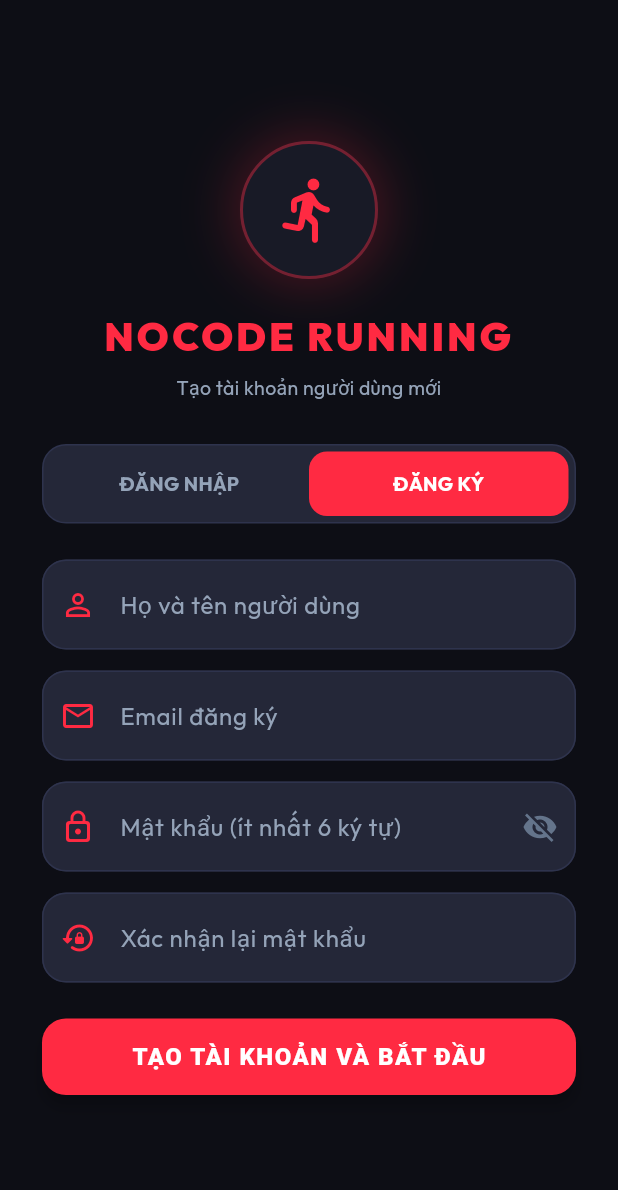
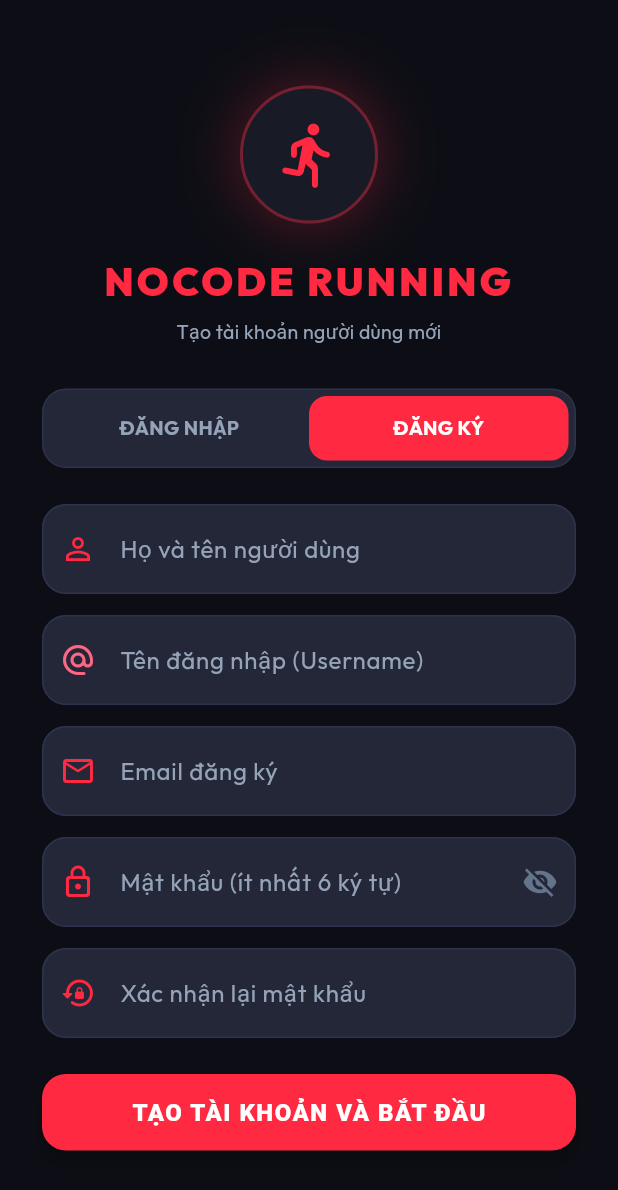
Before and after one commit to leliendaii/Nocodevn-Running, a Flutter app: the screen it shows after launch, after a tap on "ĐĂNG KÝ", on a phone screen of 412 x 824 dp. Shown: the top 1190 px of the screen. Run offline on Flutter 3.47's test engine with Material 3 defaults, Android fonts, the phone set to English and light mode, and no system bars; our stand-ins replace fl_chart, geolocator, google_fonts, image_picker, shared_preferences, supabase_flutter; accounts and stored records are empty.

Commit message:
Them cot username vao profiles va ho tro dang nhap bang Username hoac Email

```diff
--- a/lib/models/user_model.dart
+++ b/lib/models/user_model.dart
@@ -3,6 +3,7 @@ enum UserRole { user, admin }
 class AppUser {
   final String id;
   final String name;
+  final String username;
   final String email;
   final UserRole role;
   final String avatarUrl;
@@ -10,10 +11,13 @@ class AppUser {
   const AppUser({
     required this.id,
     required this.name,
+    this.username = '',
     required this.email,
     required this.role,
     this.avatarUrl = '',
   });
 
   bool get isAdmin => role == UserRole.admin;
+
+  String get displayHandle => username.isNotEmpty ? '@$username' : email;
 }
--- a/lib/providers/auth_provider.dart
+++ b/lib/providers/auth_provider.dart
@@ -29,11 +29,13 @@ class AuthProvider with ChangeNotifier {
       final profile = await SupabaseService.fetchProfile(serverUser.id);
       final roleStr = SupabaseService.extractRole(serverUser, profile);
       final displayName = profile?['name'] ?? serverUser.userMetadata?['name'] ?? serverUser.email?.split('@').first ?? 'Người dùng';
+      final username = profile?['username'] ?? serverUser.userMetadata?['username'] ?? '';
       final avatar = profile?['avatar_url'] ?? serverUser.userMetadata?['avatar_url'] ?? '';
 
       _currentUser = AppUser(
         id: serverUser.id,
         name: displayName,
+        username: username,
         email: serverUser.email ?? '',
         role: roleStr == 'admin' ? UserRole.admin : UserRole.user,
         avatarUrl: avatar,
@@ -72,17 +74,19 @@ class AuthProvider with ChangeNotifier {
       return false;
     }
 
-    // Cập nhật lại Role từ bảng profiles trên web Supabase
+    // Cập nhật lại Role và Username từ bảng profiles trên web Supabase
     final profile = await SupabaseService.fetchProfile(serverUser.id);
     final roleStr = SupabaseService.extractRole(serverUser, profile);
     final newRole = roleStr == 'admin' ? UserRole.admin : UserRole.user;
     final displayName = profile?['name'] ?? serverUser.userMetadata?['name'] ?? _currentUser!.name;
+    final username = profile?['username'] ?? serverUser.userMetadata?['username'] ?? _currentUser!.username;
     final avatar = profile?['avatar_url'] ?? _currentUser!.avatarUrl;
 
-    if (_currentUser!.role != newRole || _currentUser!.name != displayName || _currentUser!.avatarUrl != avatar) {
+    if (_currentUser!.role != newRole || _currentUser!.name != displayName || _currentUser!.username != username || _currentUser!.avatarUrl != avatar) {
       _currentUser = AppUser(
         id: _currentUser!.id,
         name: displayName,
+        username: username,
         email: _currentUser!.email,
         role: newRole,
         avatarUrl: avatar,
@@ -94,19 +98,25 @@ class AuthProvider with ChangeNotifier {
     return true;
   }
 
-  /// Đăng ký tài khoản mới lên Supabase Cloud
+  /// Đăng ký tài khoản mới lên Supabase Cloud (Hỗ trợ Username)
   Future<String?> register({
     required String name,
+    required String username,
     required String email,
     required String password,
     String role = 'user',
     bool remember = true,
   }) async {
     final cleanEmail = email.trim().toLowerCase();
+    final cleanUsername = username.trim().toLowerCase().replaceAll('@', '');
     final cleanName = name.trim();
 
-    if (cleanEmail.isEmpty || cleanName.isEmpty || password.isEmpty) {
+    if (cleanEmail.isEmpty || cleanUsername.isEmpty || cleanName.isEmpty || password.isEmpty) {
       return 'Vui lòng điền đầy đủ tất cả các trường thông tin.';
+    }
+
+    if (cleanUsername.length < 3) {
+      return 'Tên đăng nhập (Username) phải có ít nhất 3 ký tự.';
     }
 
     if (password.length < 6) {
@@ -117,6 +127,7 @@ class AuthProvider with ChangeNotifier {
       if (SupabaseService.isConfigured) {
         final res = await SupabaseService.signUp(
           email: cleanEmail,
+          username: cleanUsername,
           password: password,
           name: cleanName,
           role: role,
@@ -126,6 +137,7 @@ class AuthProvider with ChangeNotifier {
           final newUser = AppUser(
             id: res!.user!.id,
             name: cleanName,
+            username: cleanUsername,
             email: cleanEmail,
             role: role == 'admin' ? UserRole.admin : UserRole.user,
           );
@@ -138,35 +150,41 @@ class AuthProvider with ChangeNotifier {
       }
     } catch (e) {
       debugPrint('Supabase signup error: $e');
+      final errStr = e.toString().toLowerCase();
+      if (errStr.contains('unique') || errStr.contains('already exists')) {
+        return 'Email hoặc Tên đăng nhập này đã được sử dụng!';
+      }
       return 'Lỗi đăng ký: ${e.toString().replaceAll('Exception:', '').trim()}';
     }
 
     return 'Không thể kết nối đến máy chủ cơ sở dữ liệu Supabase.';
   }
 
-  /// Đăng nhập (Xác thực trực tiếp 100% với Database Supabase & Bảng profiles)
-  Future<String?> login(String email, String password, {bool remember = true}) async {
-    final cleanEmail = email.trim().toLowerCase();
+  /// Đăng nhập (Hỗ trợ nhập Email HOẶC Username)
+  Future<String?> login(String identifier, String password, {bool remember = true}) async {
+    final cleanIdentifier = identifier.trim();
 
-    if (cleanEmail.isEmpty || password.isEmpty) {
-      return 'Vui lòng nhập đầy đủ Email và Mật khẩu.';
+    if (cleanIdentifier.isEmpty || password.isEmpty) {
+      return 'Vui lòng nhập Email/Tên đăng nhập và Mật khẩu.';
     }
 
     // Đăng nhập trực tiếp với Supabase Cloud
     try {
       if (SupabaseService.isConfigured) {
-        final res = await SupabaseService.signIn(email: cleanEmail, password: password);
+        final res = await SupabaseService.signIn(identifier: cleanIdentifier, password: password);
         final u = res?.user;
         if (u != null) {
           final profile = await SupabaseService.fetchProfile(u.id);
           final roleStr = SupabaseService.extractRole(u, profile);
-          final displayName = profile?['name'] ?? u.userMetadata?['name'] ?? cleanEmail.split('@').first;
+          final displayName = profile?['name'] ?? u.userMetadata?['name'] ?? cleanIdentifier.split('@').first;
+          final username = profile?['username'] ?? u.userMetadata?['username'] ?? cleanIdentifier;
           final avatar = profile?['avatar_url'] ?? u.userMetadata?['avatar_url'] ?? '';
 
           _currentUser = AppUser(
             id: u.id,
             name: displayName,
-            email: cleanEmail,
+            username: username,
+            email: u.email ?? cleanIdentifier,
             role: roleStr == 'admin' ? UserRole.admin : UserRole.user,
             avatarUrl: avatar,
           );
@@ -178,8 +196,11 @@ class AuthProvider with ChangeNotifier {
     } catch (e) {
       debugPrint('Supabase login error: $e');
       final errStr = e.toString().toLowerCase();
+      if (errStr.contains('không tồn tại')) {
+        return e.toString().replaceAll('Exception:', '').trim();
+      }
       if (errStr.contains('invalid login credentials') || errStr.contains('user not found')) {
-        return 'Tài khoản không tồn tại hoặc sai mật khẩu!';
+        return 'Tên đăng nhập/Email hoặc mật khẩu không chính xác!';
       }
       return 'Lỗi đăng nhập: ${e.toString().replaceAll('Exception:', '').trim()}';
     }
@@ -209,12 +230,14 @@ class AuthProvider with ChangeNotifier {
     return null;
   }
 
-  /// Cập nhật Họ tên và Email bền vững
+  /// Cập nhật Họ tên, Username và Email bền vững
   Future<String?> updateProfile({
     required String newName,
+    required String newUsername,
     required String newEmail,
   }) async {
     final cleanName = newName.trim();
+    final cleanUsername = newUsername.trim().toLowerCase().replaceAll('@', '');
     final cleanEmail = newEmail.trim().toLowerCase();
 
     if (cleanName.isEmpty || cleanEmail.isEmpty) {
@@ -226,16 +249,21 @@ class AuthProvider with ChangeNotifier {
     final updatedUser = AppUser(
       id: _currentUser!.id,
       name: cleanName,
+      username: cleanUsername,
       email: cleanEmail,
       role: _currentUser!.role,
       avatarUrl: _currentUser!.avatarUrl,
     );
 
     if (SupabaseService.isConfigured) {
-      await SupabaseService.updateUserProfile(name: cleanName, userId: _currentUser!.id);
+      await SupabaseService.updateUserProfile(
+        name: cleanName,
+        username: cleanUsername,
+        userId: _currentUser!.id,
+      );
     }
 
-    await LocalStorageService.updateSavedProfile(name: cleanName, email: cleanEmail);
+    await LocalStorageService.updateSavedProfile(name: cleanName, username: cleanUsername, email: cleanEmail);
     _currentUser = updatedUser;
     notifyListeners();
     return null;
@@ -248,6 +276,7 @@ class AuthProvider with ChangeNotifier {
     final updatedUser = AppUser(
       id: _currentUser!.id,
       name: _currentUser!.name,
+      username: _currentUser!.username,
       email: _currentUser!.email,
       role: _currentUser!.role,
       avatarUrl: newAvatarUrl,
--- a/lib/screens/login_screen.dart
+++ b/lib/screens/login_screen.dart
@@ -13,12 +13,13 @@ class LoginScreen extends StatefulWidget {
 class _LoginScreenState extends State<LoginScreen> {
   bool _isRegisterMode = false;
 
-  // Khởi tạo ô trống sạch sẽ, không hiển thị trước tài khoản mặc định
-  final _loginEmailController = TextEditingController();
+  // Controllers cho Đăng nhập (Hỗ trợ cả Email & Username)
+  final _loginIdentifierController = TextEditingController();
   final _loginPasswordController = TextEditingController();
 
   // Controllers cho Đăng ký
   final _regNameController = TextEditingController();
+  final _regUsernameController = TextEditingController();
   final _regEmailController = TextEditingController();
   final _regPasswordController = TextEditingController();
   final _regConfirmPasswordController = TextEditingController();
@@ -27,9 +28,10 @@ class _LoginScreenState extends State<LoginScreen> {
 
   @override
   void dispose() {
-    _loginEmailController.dispose();
+    _loginIdentifierController.dispose();
     _loginPasswordController.dispose();
     _regNameController.dispose();
+    _regUsernameController.dispose();
     _regEmailController.dispose();
     _regPasswordController.dispose();
     _regConfirmPasswordController.dispose();
@@ -37,10 +39,10 @@ class _LoginScreenState extends State<LoginScreen> {
   }
 
   Future<void> _handleLogin() async {
-    final email = _loginEmailController.text.trim();
+    final identifier = _loginIdentifierController.text.trim();
     final password = _loginPasswordController.text.trim();
 
-    final error = await context.read<AuthProvider>().login(email, password);
+    final error = await context.read<AuthProvider>().login(identifier, password);
     if (!mounted) return;
     if (error != null) {
       ScaffoldMessenger.of(context).showSnackBar(
@@ -54,6 +56,7 @@ class _LoginScreenState extends State<LoginScreen> {
 
   Future<void> _handleRegister() async {
     final name = _regNameController.text.trim();
+    final username = _regUsernameController.text.trim();
     final email = _regEmailController.text.trim();
     final pass = _regPasswordController.text.trim();
     final confirmPass = _regConfirmPasswordController.text.trim();
@@ -70,6 +73,7 @@ class _LoginScreenState extends State<LoginScreen> {
 
     final error = await context.read<AuthProvider>().register(
       name: name,
+      username: username,
       email: email,
       password: pass,
     );
@@ -205,16 +209,15 @@ class _LoginScreenState extends State<LoginScreen> {
                 ),
                 const SizedBox(height: 24),
 
-                // FORM ĐĂNG NHẬP (Sạch sẽ, không lộ pass/user)
+                // FORM ĐĂNG NHẬP (Hỗ trợ nhập Email HOẶC Username)
                 if (!_isRegisterMode) ...[
                   TextField(
-                    controller: _loginEmailController,
-                    keyboardType: TextInputType.emailAddress,
+                    controller: _loginIdentifierController,
                     style: const TextStyle(color: AppTheme.textPrimary),
                     decoration: const InputDecoration(
-                      labelText: 'Email',
-                      hintText: 'Nhập email của bạn',
-                      prefixIcon: Icon(Icons.email_outlined, color: AppTheme.primaryNeon),
+                      labelText: 'Email hoặc Tên đăng nhập (Username)',
+                      hintText: 'Nhập username (ví dụ: admin, leliendai) hoặc email',
+                      prefixIcon: Icon(Icons.alternate_email_rounded, color: AppTheme.primaryNeon),
                     ),
                   ),
                   const SizedBox(height: 16),
@@ -246,7 +249,7 @@ class _LoginScreenState extends State<LoginScreen> {
                         },
                       ),
                       const Text(
-                        'Ghi nhớ đăng nhập (30 ngày không cần login lại)',
+                        'Ghi nhớ đăng nhập (30 ngày)',
                         style: TextStyle(fontSize: 12, color: AppTheme.textSecondary),
                       ),
                     ],
@@ -271,12 +274,22 @@ class _LoginScreenState extends State<LoginScreen> {
                   ),
                   const SizedBox(height: 14),
                   TextField(
+                    controller: _regUsernameController,
+                    style: const TextStyle(color: AppTheme.textPrimary),
+                    decoration: const InputDecoration(
+                      labelText: 'Tên đăng nhập (Username)',
+                      hintText: 'Ví dụ: leliendai, runner01, admin...',
+                      prefixIcon: Icon(Icons.alternate_email_rounded, color: AppTheme.secondaryNeon),
+                    ),
+                  ),
+                  const SizedBox(height: 14),
+                  TextField(
                     controller: _regEmailController,
                     keyboardType: TextInputType.emailAddress,
                     style: const TextStyle(color: AppTheme.textPrimary),
                     decoration: const InputDecoration(
                       labelText: 'Email đăng ký',
-                      hintText: 'Nhập email',
+                      hintText: 'Nhập email (dùng để khôi phục)',
                       prefixIcon: Icon(Icons.email_outlined, color: AppTheme.primaryNeon),
                     ),
                   ),
--- a/lib/services/local_storage_service.dart
+++ b/lib/services/local_storage_service.dart
@@ -6,6 +6,7 @@ import '../models/user_model.dart';
 class LocalStorageService {
   static const String _keyUserId = 'auth_user_id';
   static const String _keyUserName = 'auth_user_name';
+  static const String _keyUserUsername = 'auth_user_username';
   static const String _keyUserEmail = 'auth_user_email';
   static const String _keyUserRole = 'auth_user_role';
   static const String _keyUserAvatar = 'auth_user_avatar';
@@ -24,6 +25,7 @@ class LocalStorageService {
       final prefs = await SharedPreferences.getInstance();
       await prefs.setString(_keyUserId, user.id);
       await prefs.setString(_keyUserName, user.name);
+      await prefs.setString(_keyUserUsername, user.username);
       await prefs.setString(_keyUserEmail, user.email);
       await prefs.setString(_keyUserRole, user.role == UserRole.admin ? 'admin' : 'user');
       await prefs.setString(_keyUserAvatar, user.avatarUrl);
@@ -60,6 +62,7 @@ class LocalStorageService {
 
       final userId = prefs.getString(_keyUserId);
       final userName = prefs.getString(_keyUserName);
+      final userUsername = prefs.getString(_keyUserUsername) ?? '';
       final userEmail = prefs.getString(_keyUserEmail);
       final userRoleStr = prefs.getString(_keyUserRole);
       final userAvatar = prefs.getString(_keyUserAvatar) ?? '';
@@ -72,6 +75,7 @@ class LocalStorageService {
       return AppUser(
         id: userId,
         name: userName ?? userEmail.split('@').first,
+        username: userUsername,
         email: userEmail,
         role: userRoleStr == 'admin' ? UserRole.admin : UserRole.user,
         avatarUrl: userAvatar,
@@ -85,12 +89,14 @@ class LocalStorageService {
   /// Cập nhật thông tin người dùng đã lưu
   static Future<void> updateSavedProfile({
     String? name,
+    String? username,
     String? email,
     String? avatarUrl,
   }) async {
     try {
       final prefs = await SharedPreferences.getInstance();
       if (name != null) await prefs.setString(_keyUserName, name);
+      if (username != null) await prefs.setString(_keyUserUsername, username);
       if (email != null) await prefs.setString(_keyUserEmail, email);
       if (avatarUrl != null) await prefs.setString(_keyUserAvatar, avatarUrl);
       await prefs.setInt(_keyLastActive, DateTime.now().millisecondsSinceEpoch);
@@ -163,6 +169,7 @@ class LocalStorageService {
       final prefs = await SharedPreferences.getInstance();
       await prefs.remove(_keyUserId);
       await prefs.remove(_keyUserName);
+      await prefs.remove(_keyUserUsername);
       await prefs.remove(_keyUserEmail);
       await prefs.remove(_keyUserRole);
       await prefs.remove(_keyUserAvatar);
--- a/lib/services/supabase_service.dart
+++ b/lib/services/supabase_service.dart
@@ -46,7 +46,25 @@ class SupabaseService {
   // XÁC THỰC TÀI KHOẢN & BẢNG PROFILES CLOUD
   // ==========================================
 
-  /// Xác thực phiên thực tế với server Supabase (Kiểm tra xem user có bị xóa trên DB hay không)
+  /// Tìm email tương ứng qua username
+  static Future<String?> fetchEmailByUsername(String username) async {
+    final supa = client;
+    if (supa == null) return null;
+    try {
+      final cleanUsername = username.trim().toLowerCase();
+      final res = await supa
+          .from('profiles')
+          .select('email')
+          .ilike('username', cleanUsername)
+          .maybeSingle();
+      return res?['email'] as String?;
+    } catch (e) {
+      debugPrint('Lỗi tìm email theo username: $e');
+      return null;
+    }
+  }
+
+  /// Xác thực phiên thực tế với server Supabase
   static Future<User?> verifyServerSession() async {
     final supa = client;
     if (supa == null) return null;
@@ -60,7 +78,7 @@ class SupabaseService {
     }
   }
 
-  /// Lấy thông tin chi tiết và quyền hạn (Role: admin / user) từ bảng profiles
+  /// Lấy thông tin chi tiết và quyền hạn (Role: admin / user, Username) từ bảng profiles
   static Future<Map<String, dynamic>?> fetchProfile(String userId) async {
     final supa = client;
     if (supa == null) return null;
@@ -74,12 +92,13 @@ class SupabaseService {
   }
 
   /// Cập nhật thông tin vào bảng profiles
-  static Future<bool> updateProfileTable(String userId, {String? name, String? email, String? role, String? avatarUrl}) async {
+  static Future<bool> updateProfileTable(String userId, {String? name, String? username, String? email, String? role, String? avatarUrl}) async {
     final supa = client;
     if (supa == null) return false;
     try {
       final Map<String, dynamic> updateData = {};
       if (name != null) updateData['name'] = name;
+      if (username != null) updateData['username'] = username.toLowerCase().trim();
       if (email != null) updateData['email'] = email;
       if (role != null) updateData['role'] = role;
       if (avatarUrl != null) updateData['avatar_url'] = avatarUrl;
@@ -92,7 +111,7 @@ class SupabaseService {
     }
   }
 
-  /// Lấy vai trò (role) chính xác từ Supabase DB (ưu tiên bảng profiles, fallback user metadata)
+  /// Lấy vai trò (role) chính xác từ Supabase DB
   static String extractRole(User user, [Map<String, dynamic>? profile]) {
     if (profile != null && profile['role'] != null) {
       final r = profile['role'].toString().toLowerCase().trim();
@@ -105,9 +124,10 @@ class SupabaseService {
     return 'user';
   }
 
-  /// Đăng ký tài khoản mới lên Supabase Cloud (Mật khẩu được băm và mã hóa chuẩn bảo mật quốc tế)
+  /// Đăng ký tài khoản mới lên Supabase Cloud (hỗ trợ cả Email & Username)
   static Future<AuthResponse?> signUp({
     required String email,
+    required String username,
     required String password,
     required String name,
     String role = 'user',
@@ -115,12 +135,15 @@ class SupabaseService {
     final supa = client;
     if (supa == null) return null;
 
+    final cleanUsername = username.trim().toLowerCase();
+
     try {
       final response = await supa.auth.signUp(
         email: email,
         password: password,
         data: {
           'name': name,
+          'username': cleanUsername,
           'role': role,
         },
       );
@@ -131,6 +154,7 @@ class SupabaseService {
           await supa.from('profiles').upsert({
             'id': response.user!.id,
             'email': email,
+            'username': cleanUsername,
             'name': name,
             'role': role,
             'avatar_url': '',
@@ -145,17 +169,28 @@ class SupabaseService {
     }
   }
 
-  /// Đăng nhập tài khoản với Supabase Cloud (Kiểm tra trực tiếp trên DB)
+  /// Đăng nhập tài khoản với Supabase Cloud (Hỗ trợ nhập Email HOẶC Username)
   static Future<AuthResponse?> signIn({
-    required String email,
+    required String identifier,
     required String password,
   }) async {
     final supa = client;
     if (supa == null) return null;
 
+    String targetEmail = identifier.trim().toLowerCase();
+
+    // Nếu người dùng nhập Username (không có ký tự @), tìm email tương ứng từ DB
+    if (!targetEmail.contains('@')) {
+      final resolvedEmail = await fetchEmailByUsername(targetEmail);
+      if (resolvedEmail == null || resolvedEmail.isEmpty) {
+        throw Exception('Tên đăng nhập "$targetEmail" không tồn tại!');
+      }
+      targetEmail = resolvedEmail;
+    }
+
     try {
       final response = await supa.auth.signInWithPassword(
-        email: email,
+        email: targetEmail,
         password: password,
       );
       return response;
@@ -191,13 +226,14 @@ class SupabaseService {
     }
   }
 
-  /// Cập nhật thông tin người dùng (Tên, Avatar, Role) lên Cloud
-  static Future<bool> updateUserProfile({String? name, String? avatarUrl, String? role, String? userId}) async {
+  /// Cập nhật thông tin người dùng (Tên, Username, Avatar, Role) lên Cloud
+  static Future<bool> updateUserProfile({String? name, String? username, String? avatarUrl, String? role, String? userId}) async {
     final supa = client;
     if (supa == null) return false;
     try {
       final Map<String, dynamic> data = {};
       if (name != null) data['name'] = name;
+      if (username != null) data['username'] = username.toLowerCase().trim();
       if (avatarUrl != null) data['avatar_url'] = avatarUrl;
       if (role != null) data['role'] = role;
 
@@ -207,7 +243,7 @@ class SupabaseService {
 
       final uid = userId ?? supa.auth.currentUser?.id;
       if (uid != null) {
-        await updateProfileTable(uid, name: name, role: role, avatarUrl: avatarUrl);
+        await updateProfileTable(uid, name: name, username: username, role: role, avatarUrl: avatarUrl);
       }
 
       return true;
```
Also changed, not shown: lib/screens/main_shell.dart (+24 -6 lines).
